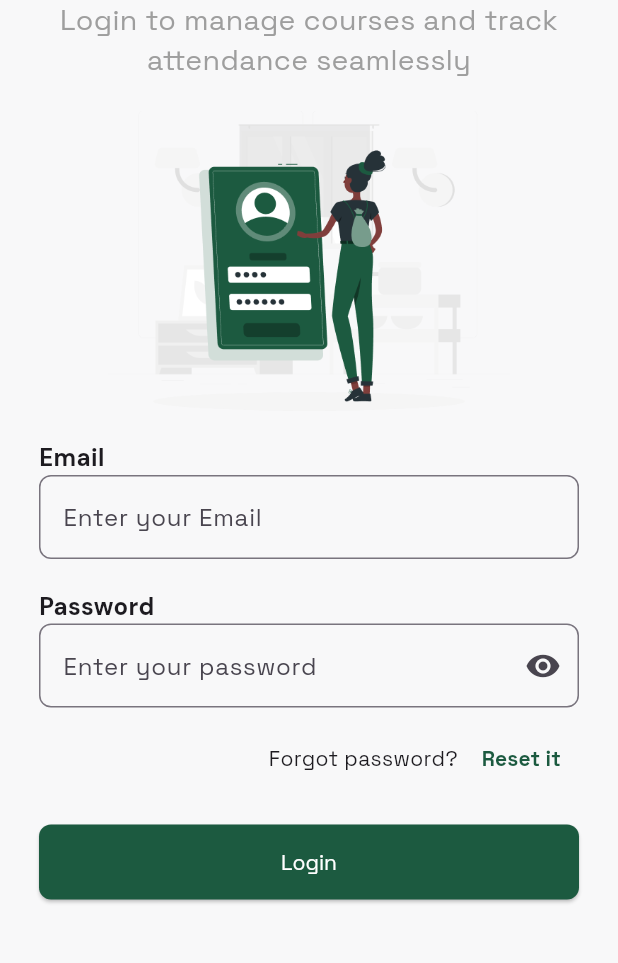
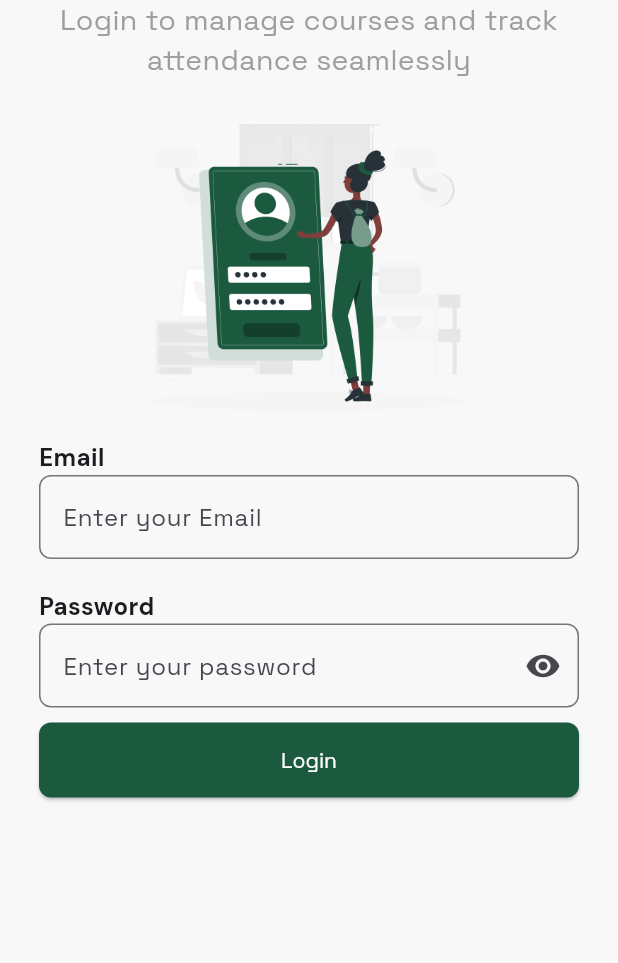
Before and after one commit to Asongna-frank/Bioattend_app, a Flutter app: the screen it shows after launch, after a tap on "I'm a Student", on a phone screen of 412 x 824 dp, the part 242-1205 px from its top. Run offline on Flutter 3.47's test engine with Material 3 defaults, Android fonts, the phone set to English and light mode, and no system bars; our stand-ins replace google_fonts, local_auth, shared_preferences; missing offline and left inert: app_settings, wifi_iot; accounts and stored records are empty; network calls fail.

Commit message:
removed non working functionalities for Defense presenation

```diff
--- a/lib/views/screens/login_screen.dart
+++ b/lib/views/screens/login_screen.dart
@@ -185,28 +185,28 @@ class _LoginScreenState extends State<LoginScreen> {
                     ),
                   ),
                   const SizedBox(height: 10),
-                  Row(
-                    mainAxisAlignment: MainAxisAlignment.end,
-                    children: [
-                      Text(
-                        'Forgot password? ',
-                        style: GoogleFonts.spaceGrotesk(),
-                      ),
-                      TextButton(
-                        onPressed: () {
-                          // Handle password reset
-                        },
-                        child: Text(
-                          'Reset it',
-                          style: GoogleFonts.spaceGrotesk(
-                            color: const Color.fromRGBO(28, 90, 64, 1),
-                            fontWeight: FontWeight.bold,
-                          ),
-                        ),
-                      ),
-                    ],
-                  ),
-                  const SizedBox(height: 20),
+                  // Row(
+                  //   mainAxisAlignment: MainAxisAlignment.end,
+                  //   children: [
+                  //     Text(
+                  //       'Forgot password? ',
+                  //       style: GoogleFonts.spaceGrotesk(),
+                  //     ),
+                  //     TextButton(
+                  //       onPressed: () {
+                  //         // Handle password reset
+                  //       },
+                  //       child: Text(
+                  //         'Reset it',
+                  //         style: GoogleFonts.spaceGrotesk(
+                  //           color: const Color.fromRGBO(28, 90, 64, 1),
+                  //           fontWeight: FontWeight.bold,
+                  //         ),
+                  //       ),
+                  //     ),
+                  //   ],
+                  // ),
+                  // const SizedBox(height: 20),
                   Center(
                     child: _isLoading
                         ? const CircularProgressIndicator()
```
Also changed, not shown: lib/views/screens/attendance_history_screen.dart (+21 -1 lines), lib/views/screens/profile_screen.dart (+92 -84 lines), 1 other file.
